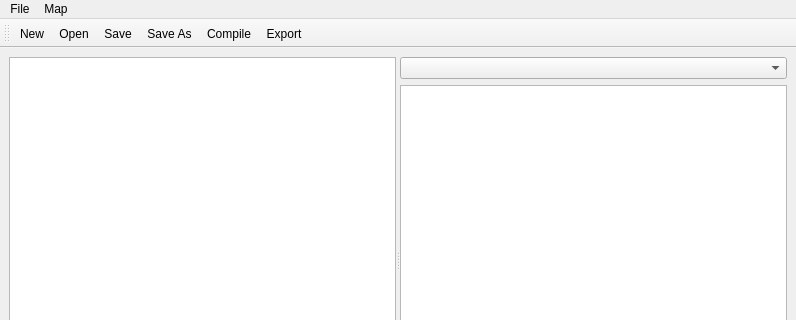
rileypb/zmap, file src/main/resources/base/zmap.ui: the form before one commit; both pictures show x 0 to 796 and y 0 to 320 of the 796 by 600 pixel window.
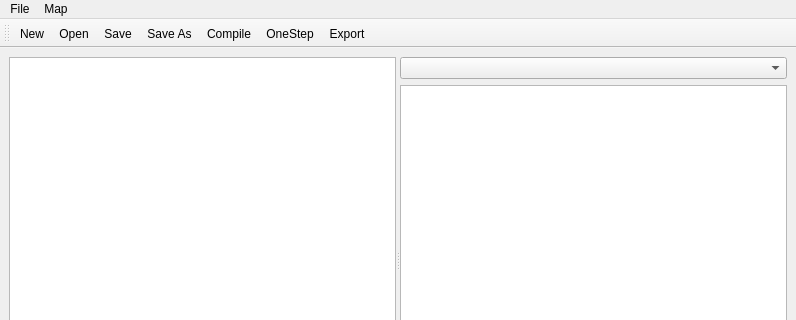
The form after the commit. Icons and pictures are not drawn.

```diff
--- a/src/main/resources/base/zmap.ui
+++ b/src/main/resources/base/zmap.ui
@@ -128,6 +128,7 @@
    <addaction name="actionSave"/>
    <addaction name="actionSave_As"/>
    <addaction name="actionCompile"/>
+   <addaction name="actionOneStep"/>
    <addaction name="actionExport"/>
   </widget>
   <action name="actionOpen">
@@ -202,6 +203,14 @@
     <string>Ctrl+N</string>
    </property>
   </action>
+  <action name="actionOneStep">
+   <property name="text">
+    <string>OneStep</string>
+   </property>
+   <property name="shortcut">
+    <string>Ctrl+L</string>
+   </property>
+  </action>
  </widget>
  <resources>
   <include location="icons.qrc"/>
```
